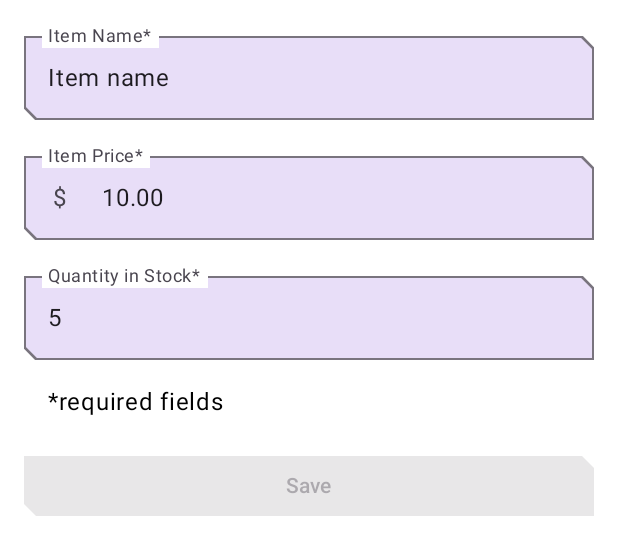
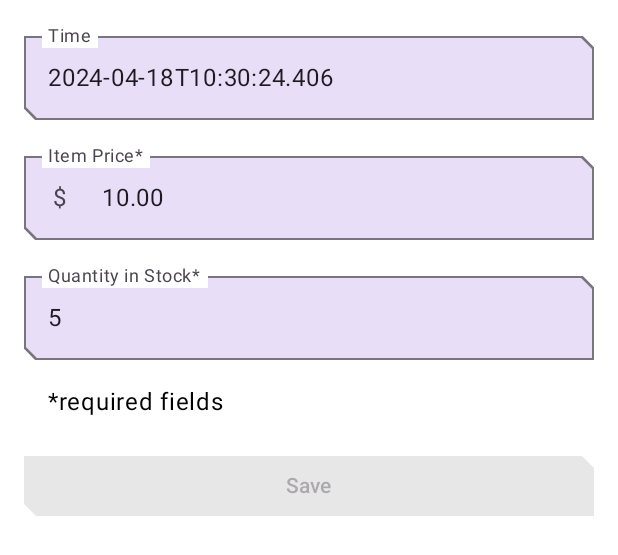
Before and after one commit to graysomb/climbing-tracker, an Android app built with Jetpack Compose: the @Preview function ItemEntryScreenPreview, on a phone screen of 412 x 824 dp. Shown: the top 555 px of the screen. Run offline under Robolectric (Android 15) with nearby library versions, the phone set to English and light mode, and no system bars.

Commit message:
changed name to time
changed name to time

```diff
--- a/app/src/main/java/com/example/inventory/data/Item.kt
+++ b/app/src/main/java/com/example/inventory/data/Item.kt
@@ -16,14 +16,18 @@
 
 package com.example.inventory.data
 
+import android.os.Build
+import androidx.annotation.RequiresApi
 import androidx.room.Entity
 import androidx.room.PrimaryKey
+import java.time.LocalDateTime
+
 
 /**
  * Entity data class represents a single row in the database.
  */
 @Entity(tableName = "items")
-data class Item(
+data class Item @RequiresApi(Build.VERSION_CODES.O) constructor(
     @PrimaryKey(autoGenerate = true)
     val id: Int = 0,
     val name: String,
--- a/app/src/main/java/com/example/inventory/ui/item/ItemEntryScreen.kt
+++ b/app/src/main/java/com/example/inventory/ui/item/ItemEntryScreen.kt
@@ -44,6 +44,7 @@ import com.example.inventory.ui.AppViewModelProvider
 import com.example.inventory.ui.navigation.NavigationDestination
 import com.example.inventory.ui.theme.InventoryTheme
 import kotlinx.coroutines.launch
+import java.time.LocalDateTime
 import java.util.Currency
 import java.util.Locale
 
@@ -131,7 +132,8 @@ fun ItemInputForm(
         verticalArrangement = Arrangement.spacedBy(dimensionResource(id = R.dimen.padding_medium))
     ) {
         OutlinedTextField(
-            value = itemDetails.name,
+            //value = itemDetails.name,
+            value = LocalDateTime.now().toString(),
             onValueChange = { onValueChange(itemDetails.copy(name = it)) },
             label = { Text(stringResource(R.string.item_name_req)) },
             colors = OutlinedTextFieldDefaults.colors(
--- a/app/src/main/res/values/strings.xml
+++ b/app/src/main/res/values/strings.xml
@@ -24,7 +24,7 @@
     <string name="item">Item</string>
     <string name="item_detail_title">Item Details</string>
     <string name="item_entry_title">Add Item</string>
-    <string name="item_name_req">Item Name*</string>
+    <string name="item_name_req">Time</string>
     <string name="item_price_req">Item Price*</string>
     <string name="no">No</string>
     <string name="price">Price</string>
```
